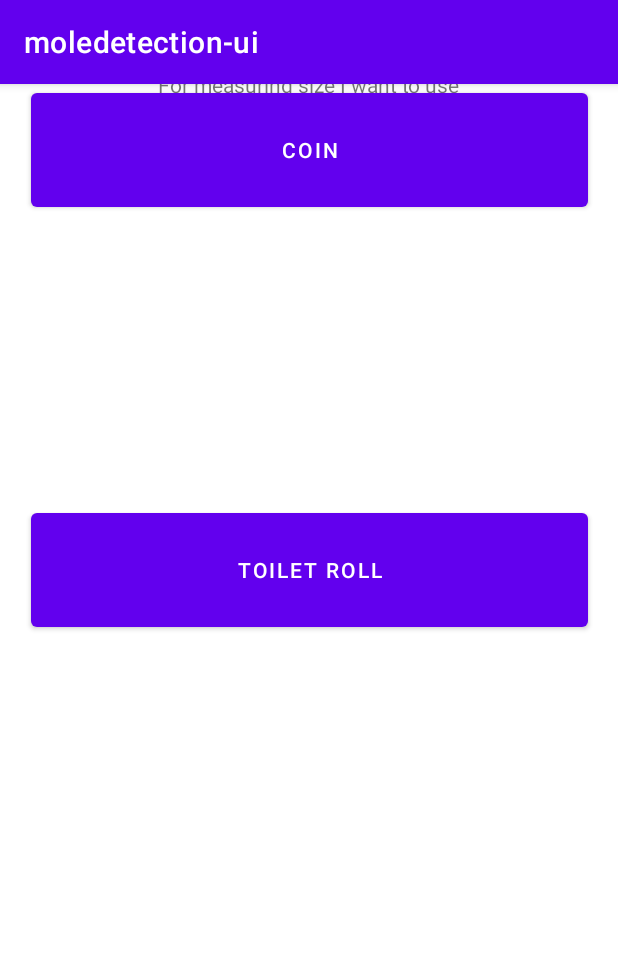
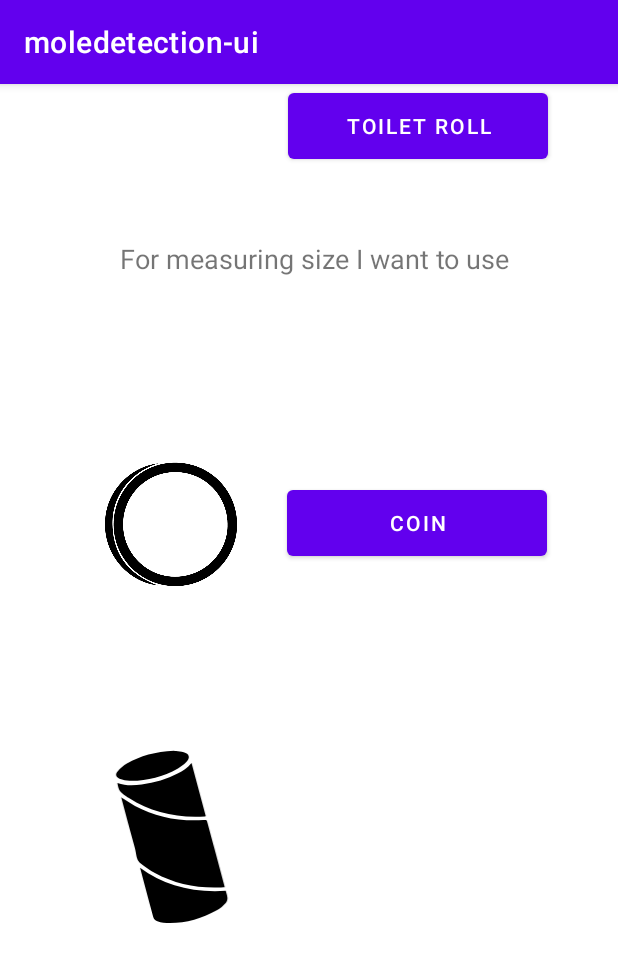
Before and after one commit to NotLubo/mole-ui, an Android app: the new_page_2 screen opened directly, with no data from a screen before it, on a phone screen of 412 x 824 dp. Shown: the top 962 px of the screen. Run offline under Robolectric (Android 15) with nearby library versions, the phone set to English and light mode, and no system bars.

Commit message:
Added icons. Small layout changes

```diff
--- /dev/null
+++ b/app/src/main/res/drawable/ic_tproll.xml
@@ -0,0 +1,18 @@
+<vector xmlns:android="http://schemas.android.com/apk/res/android"
+    android:width="172dp"
+    android:height="245.28dp"
+    android:viewportWidth="172"
+    android:viewportHeight="245.28">
+  <path
+      android:fillColor="#FF000000"
+      android:pathData="M49.53,152.76c5.68,4.54 11.48,8.44 17.24,11.57c22.55,12.28 48.17,18.11 75.98,17.31c1.94,-0.06 3.87,-0.18 5.88,-0.31l1.38,-0.09l-0.02,-0.08c-0.18,-0.86 -0.34,-1.62 -0.54,-2.36c-6.63,-24.7 -13.27,-49.4 -19.91,-74.1c-0.99,-3.65 -1,-3.65 -4.64,-3.44l-0.36,0.02c-29.91,1.72 -57.32,-3.95 -81.46,-16.87c-4.57,-2.45 -8.97,-5.38 -13.23,-8.21c-1.08,-0.72 -2.16,-1.44 -3.25,-2.16c1.39,5.21 2.77,10.43 4.15,15.65c3.89,14.7 7.91,29.91 12.16,44.77c0.54,1.87 0.87,3.85 1.18,5.77C44.91,145.09 45.67,149.67 49.53,152.76z"/>
+  <path
+      android:fillColor="#FF000000"
+      android:pathData="M151.8,187.51c-0.21,-0.67 -0.42,-1.34 -0.61,-2.01c-40.45,2.47 -73.91,-6.51 -102.09,-27.39l4.11,15.35c3.82,14.23 7.64,28.45 11.39,42.7c0.77,2.93 2.39,4.73 5.1,5.66c2.31,0.79 4.77,1.58 7.16,1.77c21.95,1.68 43.76,-3.51 64.76,-15.47c3.17,-1.8 6.4,-4.5 9.59,-8c1.28,-1.4 2.17,-4 2.07,-6.04C153.18,191.93 152.51,189.78 151.8,187.51z"/>
+  <path
+      android:fillColor="#FF000000"
+      android:pathData="M32.53,72.89c1.08,0.76 2.16,1.52 3.27,2.22c26.45,16.8 56.05,23.97 90.59,21.92c0.35,-0.02 0.7,-0.1 1.08,-0.19l-17.02,-63.48c-4.87,6.03 -10.77,9.61 -16.01,12.33c-13.27,6.9 -27.88,11.36 -43.41,13.26c-8.78,1.08 -18.9,1.88 -28.94,-1.84C23.58,65.95 24.76,67.37 32.53,72.89z"/>
+  <path
+      android:fillColor="#FF000000"
+      android:pathData="M107.12,25.22c-0.54,-2.02 -2.67,-3.63 -6,-4.54c-3.11,-0.85 -6.37,-1.23 -9,-1.54c-0.98,-0.11 -1.86,-0.22 -2.61,-0.33c-22.18,1.1 -40,5.94 -56.07,15.22c-3.93,2.27 -7.79,5.52 -11.15,9.38c-1.41,1.63 -1.98,3.36 -1.59,4.88c0.4,1.59 1.81,2.9 3.97,3.7c4.04,1.5 8.15,2.33 11.89,2.41c19.93,0.42 39.33,-4.51 57.72,-14.66c3.44,-1.9 6.87,-4.54 9.95,-7.65C106.63,29.66 107.66,27.22 107.12,25.22z"/>
+</vector>
--- a/app/src/main/res/layout/activity_new_page_2.xml
+++ b/app/src/main/res/layout/activity_new_page_2.xml
@@ -6,32 +6,59 @@
     android:layout_height="match_parent"
     tools:context=".new_page_2">
 
-    <Button
-        android:id="@+id/button"
-        android:layout_width="371dp"
-        android:layout_height="88dp"
-        android:text="Coin"
-        app:layout_constraintEnd_toEndOf="parent"
-        app:layout_constraintStart_toStartOf="parent"
-        tools:layout_editor_absoluteY="133dp" />
-
-    <Button
-        android:id="@+id/button2"
-        android:layout_width="371dp"
-        android:layout_height="88dp"
-        android:layout_marginBottom="400dp"
-        android:text="Toilet roll"
-        app:layout_constraintBottom_toBottomOf="parent"
-        app:layout_constraintEnd_toEndOf="parent"
-        app:layout_constraintStart_toStartOf="parent" />
-
     <TextView
         android:id="@+id/textView2"
         android:layout_width="wrap_content"
         android:layout_height="wrap_content"
+        android:layout_marginTop="104dp"
         android:text="For measuring size I want to use"
-        app:layout_constraintBottom_toTopOf="@+id/button"
+        android:textSize="18sp"
         app:layout_constraintEnd_toEndOf="parent"
+        app:layout_constraintHorizontal_bias="0.526"
         app:layout_constraintStart_toStartOf="parent"
         app:layout_constraintTop_toTopOf="parent" />
+
+    <ImageView
+        android:id="@+id/imageView5"
+        android:layout_width="100dp"
+        android:layout_height="137dp"
+        android:layout_marginStart="64dp"
+        android:layout_marginLeft="64dp"
+        android:layout_marginTop="96dp"
+        app:layout_constraintStart_toStartOf="parent"
+        app:layout_constraintTop_toBottomOf="@+id/textView2"
+        app:srcCompat="@drawable/iss_15344_31210_01" />
+
+    <Button
+        android:id="@+id/button"
+        android:layout_width="173dp"
+        android:layout_height="56dp"
+        android:layout_marginTop="136dp"
+        android:text="Coin"
+        app:layout_constraintEnd_toEndOf="parent"
+        app:layout_constraintHorizontal_bias="0.364"
+        app:layout_constraintStart_toEndOf="@+id/imageView5"
+        app:layout_constraintTop_toBottomOf="@+id/textView2" />
+
+    <ImageView
+        android:id="@+id/imageView7"
+        android:layout_width="100dp"
+        android:layout_height="137dp"
+        android:layout_marginStart="64dp"
+        android:layout_marginLeft="64dp"
+        android:layout_marginTop="72dp"
+        app:layout_constraintStart_toStartOf="parent"
+        app:layout_constraintTop_toBottomOf="@+id/imageView5"
+        app:srcCompat="@drawable/ic_tproll" />
+
+    <Button
+        android:id="@+id/button2"
+        android:layout_width="173dp"
+        android:layout_height="56dp"
+        android:text="Toilet Roll"
+        app:layout_constraintEnd_toEndOf="parent"
+        app:layout_constraintHorizontal_bias="0.378"
+        app:layout_constraintStart_toEndOf="@+id/imageView5"
+        tools:layout_editor_absoluteY="472dp" />
+
 </androidx.constraintlayout.widget.ConstraintLayout>
```
Also changed, not shown: app/src/main/res/layout/activity_new_page_3.xml (+32 -31 lines), app/src/main/res/drawable/iss_15344_31210_01.png (added).
